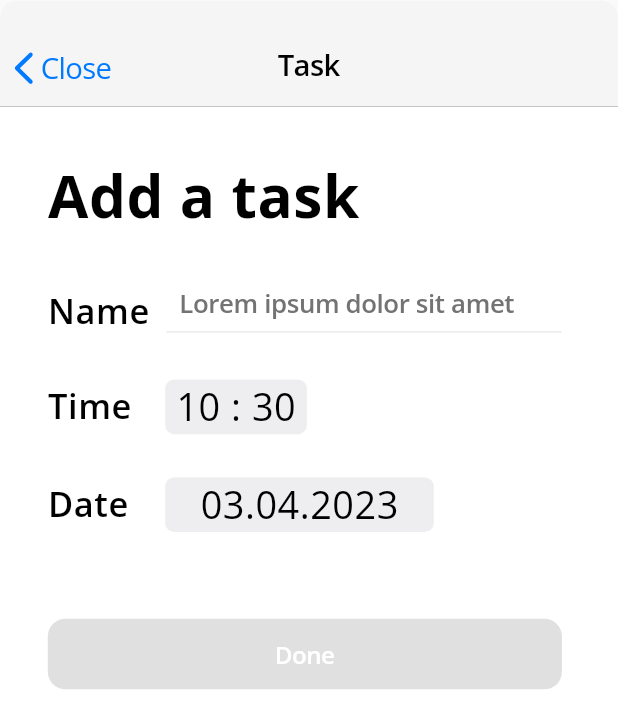
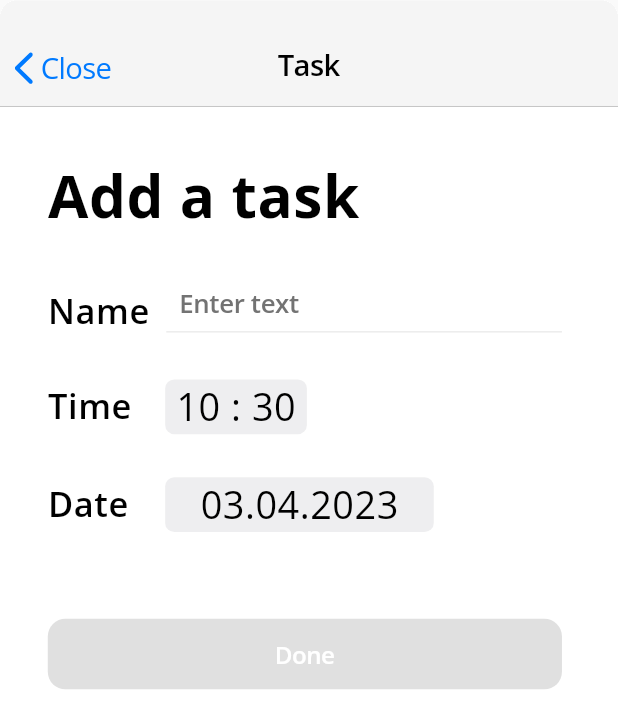
Before and after one commit to abezuglova/second_task, a Flutter app: the AddTaskWidget widget shown alone on an empty page, opened directly, on a phone screen of 412 x 824 dp. Shown: the top 728 px of the screen. Run offline on Flutter 3.47's test engine with Material 2 defaults, Android fonts, the phone set to English and light mode, and no system bars; our stand-ins replace flutter_bloc, flutter_screenutil, flutter_svg, freezed_annotation, google_fonts.

Commit message:
app strings added

```diff
--- /dev/null
+++ b/lib/presentation/assets/app_strings.dart
@@ -0,0 +1,20 @@
+abstract class AppStrings {
+  static const myTasks = 'My tasks';
+  static const hideCompleted = 'Hide completed';
+  static const showCompleted = 'Show completed';
+  static const dataUpdateError = 'Data update error';
+  static const loadingError = 'Loading error';
+  static const instructionsText = 'Looks like there is no tasks yet! Go ahead and push a plus button below';
+  static const task = 'Task';
+  static const close = 'Close';
+  static const addATask = 'Add a task';
+  static const name = 'Name';
+  static const time = 'Time';
+  static const date = 'Date';
+  static const done = 'Done';
+  static const enterText = 'Enter text';
+  static const information = 'Information';
+  static const gotIt = 'Got it!';
+  static const infoParagraphOne = 'Praesent ultricies lacus in ligula volutpat feugiat. In hac habitasse platea dictumst. In hac habitasse platea dictumst. Fusce luctus justo eget nisi hendrerit, quis aliquam arcu porta. Cras ultricies, elit sit amet cursus consectetur, risus felis ullamcorper nulla, ut scelerisque sapien lorem non sem. Integer vestibulum ornare ligula, a placerat lectus volutpat ultrices. Aliquam commodo malesuada purus a mollis. Vestibulum pulvinar aliquam libero eu consequat.';
+  static const infoParagraphTwo = 'Cras massa orci, ultrices sed scelerisque id, semper vel neque. Proin a turpis quis nibh cursus hendrerit sit amet vel libero. Nullam sit amet laoreet ante. Mauris sit amet mi vitae arcu dignissim porttitor et in arcu. Nullam eleifend molestie arcu, pretium fermentum  orci feugiat eget. Integer dapibus tincidunt ipsum, at rutrum magna rutrum at. Quisque pretium convallis vestibulum.';
+}
--- a/lib/presentation/pages/info_page/info_page.dart
+++ b/lib/presentation/pages/info_page/info_page.dart
@@ -1,5 +1,6 @@
 import 'package:flutter/material.dart';
 import 'package:flutter_screenutil/flutter_screenutil.dart';
+import 'package:second_task/presentation/assets/app_strings.dart';
 
 class InfoPage extends StatelessWidget {
   const InfoPage({super.key});
@@ -16,7 +17,7 @@ class InfoPage extends StatelessWidget {
               crossAxisAlignment: CrossAxisAlignment.start,
               children: [
                 Text(
-                  'Information',
+                  AppStrings.information,
                   style: textTheme.headlineLarge,
                 ),
                 SizedBox(height: 41.h),
@@ -25,12 +26,12 @@ class InfoPage extends StatelessWidget {
                     child: Column(
                       children: [
                         Text(
-                          'Praesent ultricies lacus in ligula volutpat feugiat. In hac habitasse platea dictumst. In hac habitasse platea dictumst. Fusce luctus justo eget nisi hendrerit, quis aliquam arcu porta. Cras ultricies, elit sit amet cursus consectetur, risus felis ullamcorper nulla, ut scelerisque sapien lorem non sem. Integer vestibulum ornare ligula, a placerat lectus volutpat ultrices. Aliquam commodo malesuada purus a mollis. Vestibulum pulvinar aliquam libero eu consequat.',
+                          AppStrings.infoParagraphOne,
                           style: textTheme.bodySmall,
                         ),
                         SizedBox(height: 30.h),
                         Text(
-                          'Cras massa orci, ultrices sed scelerisque id, semper vel neque. Proin a turpis quis nibh cursus hendrerit sit amet vel libero. Nullam sit amet laoreet ante. Mauris sit amet mi vitae arcu dignissim porttitor et in arcu. Nullam eleifend molestie arcu, pretium fermentum  orci feugiat eget. Integer dapibus tincidunt ipsum, at rutrum magna rutrum at. Quisque pretium convallis vestibulum.',
+                          AppStrings.infoParagraphTwo,
                           style: textTheme.bodySmall,
                         ),
                       ],
@@ -47,7 +48,7 @@ class InfoPage extends StatelessWidget {
                 child: ElevatedButton(
                   onPressed: () => Navigator.of(context).pop(),
                   child: Text(
-                    'Got it!',
+                    AppStrings.gotIt,
                     style: textTheme.labelSmall,
                   ),
                 ),
--- a/lib/presentation/pages/tasks_page/screens/error_screen.dart
+++ b/lib/presentation/pages/tasks_page/screens/error_screen.dart
@@ -1,5 +1,6 @@
 import 'package:flutter/material.dart';
 import 'package:flutter_bloc/flutter_bloc.dart';
+import 'package:second_task/presentation/assets/app_strings.dart';
 import 'package:second_task/presentation/pages/tasks_page/bloc/tasks_bloc.dart';
 
 class ErrorScreen extends StatelessWidget {
@@ -19,7 +20,7 @@ class ErrorScreen extends StatelessWidget {
           SliverFillRemaining(
             child: Center(
               child: Text(
-                'Ошибка загрузки',
+                AppStrings.loadingError,
                 style: textTheme.bodySmall,
               ),
             ),
--- a/lib/presentation/pages/tasks_page/screens/instructions_screen.dart
+++ b/lib/presentation/pages/tasks_page/screens/instructions_screen.dart
@@ -2,6 +2,7 @@ import 'package:flutter/material.dart';
 import 'package:flutter_screenutil/flutter_screenutil.dart';
 import 'package:flutter_svg/flutter_svg.dart';
 import 'package:second_task/presentation/assets/app_images.dart';
+import 'package:second_task/presentation/assets/app_strings.dart';
 
 class InstructionsScreen extends StatelessWidget {
   const InstructionsScreen({super.key});
@@ -17,7 +18,7 @@ class InstructionsScreen extends StatelessWidget {
           SizedBox(
             width: 153.w,
             child: Text(
-              'Looks like there is no tasks yet! Go ahead and push a plus button below',
+              AppStrings.instructionsText,
               style: textTheme.bodySmall,
             ),
           ),
--- a/lib/presentation/pages/tasks_page/screens/updating_screen.dart
+++ b/lib/presentation/pages/tasks_page/screens/updating_screen_wrapper.dart
@@ -1,9 +1,9 @@
 import 'package:flutter/material.dart';
 
-class UpdatingScreen extends StatelessWidget {
+class UpdatingScreenWrapper extends StatelessWidget {
   final Widget child;
   final bool isUpdateInProgress;
-  const UpdatingScreen({
+  const UpdatingScreenWrapper({
     required this.child,
     required this.isUpdateInProgress,
     Key? key,
--- a/lib/presentation/pages/tasks_page/widgets/add_task_appbar_widget.dart
+++ b/lib/presentation/pages/tasks_page/widgets/add_task_appbar_widget.dart
@@ -3,6 +3,7 @@ import 'package:flutter_screenutil/flutter_screenutil.dart';
 import 'package:flutter_svg/flutter_svg.dart';
 import 'package:second_task/presentation/assets/app_colors.dart';
 import 'package:second_task/presentation/assets/app_images.dart';
+import 'package:second_task/presentation/assets/app_strings.dart';
 
 class AddTaskAppBarWidget extends StatelessWidget {
   const AddTaskAppBarWidget({super.key});
@@ -25,7 +26,7 @@ class AddTaskAppBarWidget extends StatelessWidget {
           ),
           child: Center(
             child: Text(
-              'Task',
+              AppStrings.task,
               style: textTheme.labelMedium,
             ),
           ),
@@ -42,7 +43,7 @@ class AddTaskAppBarWidget extends StatelessWidget {
                 SvgPicture.asset(AppImages.chevronLeftIcon),
                 SizedBox(width: 5.w),
                 Text(
-                  'Close',
+                  AppStrings.close,
                   style: textTheme.bodyMedium,
                 ),
               ],
--- a/lib/presentation/pages/tasks_page/widgets/add_task_widget.dart
+++ b/lib/presentation/pages/tasks_page/widgets/add_task_widget.dart
@@ -4,6 +4,7 @@ import 'package:flutter_bloc/flutter_bloc.dart';
 import 'package:flutter_screenutil/flutter_screenutil.dart';
 import 'package:intl/intl.dart';
 import 'package:second_task/presentation/assets/app_colors.dart';
+import 'package:second_task/presentation/assets/app_strings.dart';
 import 'package:second_task/presentation/pages/tasks_page/bloc/tasks_bloc.dart';
 import 'package:second_task/presentation/pages/tasks_page/widgets/add_task_appbar_widget.dart';
 
@@ -15,6 +16,9 @@ class AddTaskWidget extends StatefulWidget {
 }
 
 class _AddTaskWidgetState extends State<AddTaskWidget> {
+  static final timeFormat = DateFormat('HH : mm');
+  static final dateFormat = DateFormat('dd.MM.y');
+
   String taskName = '';
   DateTime time = DateTime.now();
   DateTime date = DateTime.now();
@@ -74,7 +78,7 @@ class _AddTaskWidgetState extends State<AddTaskWidget> {
                   Padding(
                     padding: EdgeInsets.symmetric(vertical: 37.h),
                     child: Text(
-                      'Add a task',
+                      AppStrings.addATask,
                       style: textTheme.headlineLarge,
                     ),
                   ),
@@ -82,7 +86,7 @@ class _AddTaskWidgetState extends State<AddTaskWidget> {
                     crossAxisAlignment: CrossAxisAlignment.center,
                     children: [
                       Text(
-                        'Name',
+                        AppStrings.name,
                         style: textTheme.headlineMedium,
                       ),
                       SizedBox(width: 11.h),
@@ -96,7 +100,7 @@ class _AddTaskWidgetState extends State<AddTaskWidget> {
                             style: textTheme.bodySmall
                                 ?.copyWith(color: Colors.black),
                             decoration: InputDecoration(
-                              hintText: 'Lorem ipsum dolor sit amet',
+                              hintText: AppStrings.enterText,
                               hintStyle: textTheme.bodySmall,
                               border: textFieldBorderDecoration,
                               focusedBorder: textFieldBorderDecoration,
@@ -114,7 +118,7 @@ class _AddTaskWidgetState extends State<AddTaskWidget> {
                     crossAxisAlignment: CrossAxisAlignment.center,
                     children: [
                       Text(
-                        'Time',
+                        AppStrings.time,
                         style: textTheme.headlineMedium,
                       ),
                       SizedBox(width: 22.h),
@@ -135,7 +139,7 @@ class _AddTaskWidgetState extends State<AddTaskWidget> {
                           decoration: decoration,
                           child: Center(
                             child: Text(
-                              DateFormat('HH : mm').format(time),
+                              timeFormat.format(time),
                               style: textTheme.bodyLarge,
                             ),
                           ),
@@ -148,7 +152,7 @@ class _AddTaskWidgetState extends State<AddTaskWidget> {
                     crossAxisAlignment: CrossAxisAlignment.center,
                     children: [
                       Text(
-                        'Date',
+                        AppStrings.date,
                         style: textTheme.headlineMedium,
                       ),
                       SizedBox(width: 24.h),
@@ -169,7 +173,7 @@ class _AddTaskWidgetState extends State<AddTaskWidget> {
                           decoration: decoration,
                           child: Center(
                             child: Text(
-                              DateFormat('dd.MM.y').format(date),
+                              dateFormat.format(date),
                               style: textTheme.bodyLarge,
                             ),
                           ),
@@ -201,7 +205,7 @@ class _AddTaskWidgetState extends State<AddTaskWidget> {
                               Navigator.of(context).pop();
                             },
                       child: Text(
-                        'Done',
+                        AppStrings.done,
                         style: textTheme.labelSmall,
                       ),
                     ),
--- a/lib/presentation/pages/tasks_page/widgets/task_widget.dart
+++ b/lib/presentation/pages/tasks_page/widgets/task_widget.dart
@@ -5,6 +5,7 @@ import 'package:second_task/domain/entities/task.dart';
 import 'package:second_task/presentation/pages/tasks_page/widgets/custom_checkbox_widget.dart';
 
 class TaskWidget extends StatelessWidget {
+  static final dateTimeFormat = DateFormat('dd.MM.y HH:mm');
   final Task task;
   final ValueChanged<bool> onStatusChanged;
   const TaskWidget({
@@ -37,7 +38,7 @@ class TaskWidget extends StatelessWidget {
                   maxLines: 10,
                 ),
                 Text(
-                  DateFormat('dd.MM.y HH:mm').format(task.termDateTime),
+                  dateTimeFormat.format(task.termDateTime),
                   style: textTheme.headlineSmall?.copyWith(
                     decoration: task.isCompleted ? TextDecoration.lineThrough : null,
                   ),
--- a/pubspec.yaml
+++ b/pubspec.yaml
@@ -62,7 +62,7 @@ dev_dependencies:
 
 # The following section is specific to Flutter packages.
 flutter:
-
+  generate: true
   # The following line ensures that the Material Icons font is
   # included with your application, so that you can use the icons in
   # the material Icons class.
```
Also changed, not shown: lib/presentation/pages/tasks_page/tasks_page.dart (+7 -6 lines).
